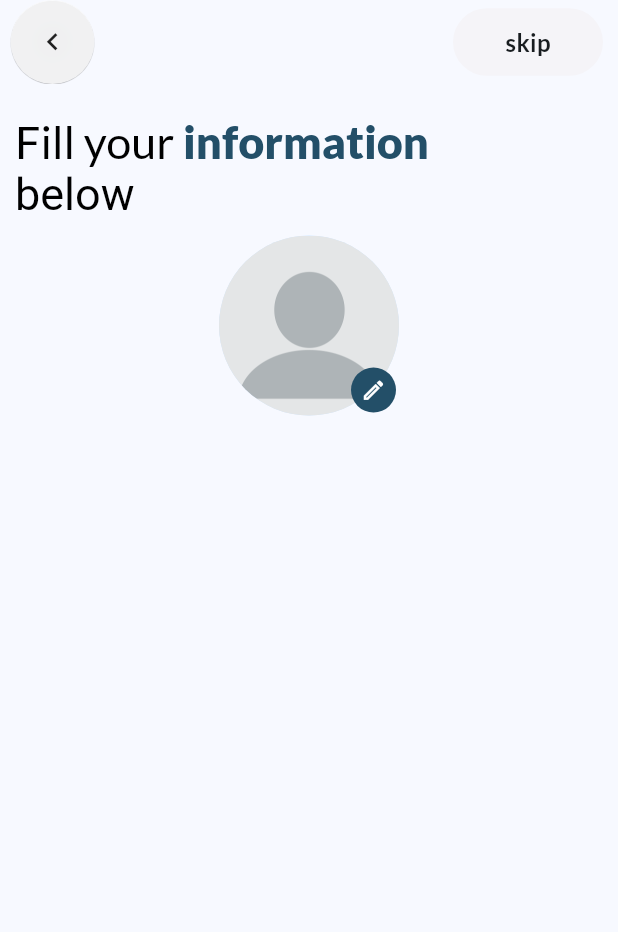
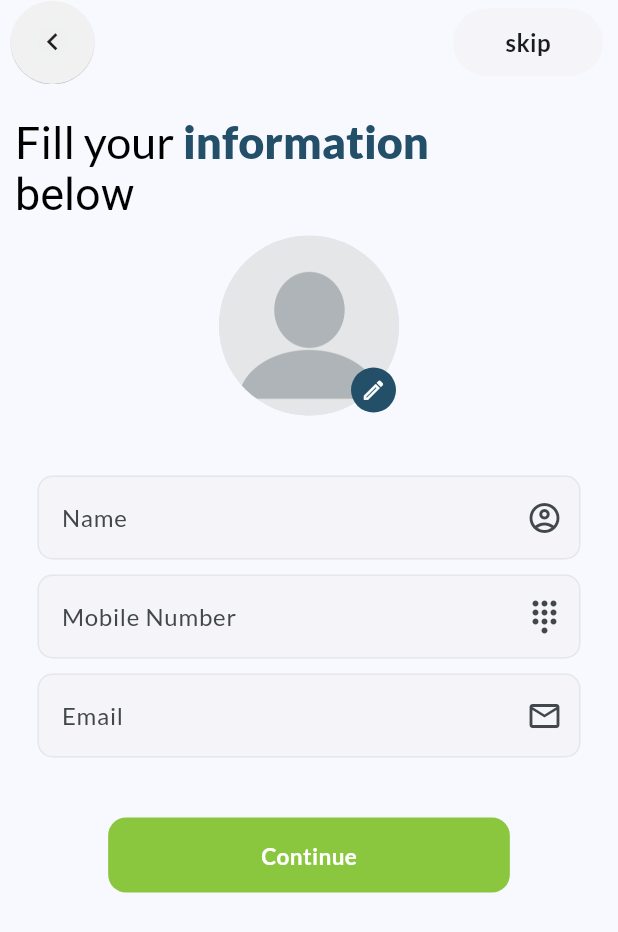
Before and after one commit to Repos-By-Aryan/Real_Estate, a Flutter app: the screen it shows after launch, on a phone screen of 412 x 824 dp. Shown: the top 932 px of the screen. Run offline on Flutter 3.47's test engine with Material 3 defaults, Android fonts, the phone set to English and light mode, and no system bars; our stand-ins replace animated_text_kit, banner_carousel, cached_network_image, cloud_firestore, firebase_auth, firebase_core and 12 more; accounts and stored records are empty.

Commit message:
onboarding ui

```diff
--- a/lib/auth/onboarding.dart
+++ b/lib/auth/onboarding.dart
@@ -9,6 +9,7 @@ import '../home/property_detail.dart';
 class Onboarding extends StatefulWidget {
   const Onboarding({super.key});
 
+
   @override
   State<Onboarding> createState() => _OnboardingState();
 }
@@ -16,15 +17,29 @@ class Onboarding extends StatefulWidget {
 class _OnboardingState extends State<Onboarding> {
   final _auth = FirebaseAuth.instance;
 
+  final nameController = TextEditingController();
 
-  void checkNewUser(){
+  final mobileController = TextEditingController();
 
+  final emailController = TextEditingController();
+
+  final _formKey = GlobalKey<FormState>();
+
+  @override
+  void dispose() {
+    super.dispose();
+    emailController.dispose();
+    nameController.dispose();
+    mobileController.dispose();
   }
 
   @override
   Widget build(BuildContext context) {
+    final screenHeight = MediaQuery.of(context).size.height;
+    final screenWidth = MediaQuery.of(context).size.width;
     return Scaffold(
       appBar:AppBar(
+        forceMaterialTransparency: true,
       leadingWidth: 70,
       leading: ElevatedButton(
         onPressed: () {
@@ -55,6 +70,7 @@ class _OnboardingState extends State<Onboarding> {
     ),
       body: SafeArea(
         minimum: const EdgeInsets.all(10.0),
+        child: SingleChildScrollView(
           child: Column(
             mainAxisAlignment: MainAxisAlignment.start,
             crossAxisAlignment: CrossAxisAlignment.start,
@@ -104,7 +120,121 @@ class _OnboardingState extends State<Onboarding> {
                   ],
                 ),
               ),
+              Padding(
+                padding: const EdgeInsets.symmetric(horizontal: 15.0,vertical: 40),
+                child: Form(
+                  key: _formKey,
+                  child: Column(
+                    children: [
+                      TextFormField(
+                        keyboardType: TextInputType.name,
+                        controller: nameController,
+                        decoration: InputDecoration(
+                          filled: true,
+                          fillColor: const Color(0xFFF5F4F8),
+                          label: Text('Name'),
+                          suffixIcon: Icon(Icons.account_circle_outlined),
+                          focusedBorder: OutlineInputBorder(
+                            borderSide:  BorderSide(
+                              color: Color(0xffa7c8fc),
+                            ),
+                            borderRadius:BorderRadius.circular(10),
+                          ),
+                          enabledBorder: OutlineInputBorder(
+                            borderSide:  BorderSide(
+                              color: Color(0xffE4E7EB),
+                            ),
+                            borderRadius: BorderRadius.circular(10),
+                          ),
+                        ),
+                        validator: (value) {
+                          if (value!.isEmpty) {
+                            return 'Please enter your name';
+                          }
+                          return null;
+                        },
+                      ),
+                      SizedBox(height: 10,),
+                      TextFormField(
+                        keyboardType: TextInputType.phone,
+                        controller: mobileController,
+                        decoration: InputDecoration(
+                          filled: true,
+                          fillColor: const Color(0xFFF5F4F8),
+                          label: Text('Mobile Number'),
+                          prefix: Text('+91 '),
+                          suffixIcon: Icon(Icons.dialpad_rounded),
+                          focusedBorder: OutlineInputBorder(
+                            borderSide:  BorderSide(
+                              color: Color(0xffa7c8fc),
+                            ),
+                            borderRadius: BorderRadius.circular(10),
+                          ),
+                          enabledBorder: OutlineInputBorder(
+                            borderSide:  BorderSide(
+                              color: Color(0xffE4E7EB),
+                            ),
+                            borderRadius: BorderRadius.circular(10),
+                          ),
+                        ),
+                        validator: (value) {
+                          if (value!.isEmpty) {
+                            return 'Please enter your mobile number';
+                          }
+                          return null;
+                        },
+                      ),
+                      SizedBox(height: 10,),
+                      TextFormField(
+                        readOnly: true,
+                        controller: emailController,
+                        decoration: InputDecoration(
+                          filled: true,
+                          fillColor: const Color(0xFFF5F4F8),
+                          hintText: 'Email',
+                          suffixIcon: Icon(Icons.email_outlined),
+                          focusedBorder: OutlineInputBorder(
+                            borderSide:  BorderSide(
+                              color: Color(0xffa7c8fc),
+                            ),
+                            borderRadius: BorderRadius.circular(10),
+                          ),
+                          enabledBorder: OutlineInputBorder(
+                            borderSide:  BorderSide(
+                              color: Color(0xffE4E7EB),
+                            ),
+                            borderRadius: BorderRadius.circular(10),
+                          ),
+                        ),
+                        validator: (value) {
+                          return null;
+                        },
+                      ),
+
                     ],
+                  ),
+                ),
+              ),
+              Align(
+                alignment:Alignment.bottomCenter,
+                child:InkWell(
+                  onTap: (){
+
+                  },
+                  child: Container(
+                    width: screenWidth*0.65,
+                    height:50,
+                    decoration: BoxDecoration(
+                      color: greenTheme,
+                      borderRadius: BorderRadius.circular(12),
+                    ),
+                    child: Center(
+                      child:Text("Continue",style: TextStyle(color: Colors.white,fontWeight: FontWeight.bold,fontSize: 15),),
+                    ),
+                  ),),
+              )
+            ],
+          ),
         ),
       ),
     );
```
Lines whose indentation alone changed are shown as unchanged.
